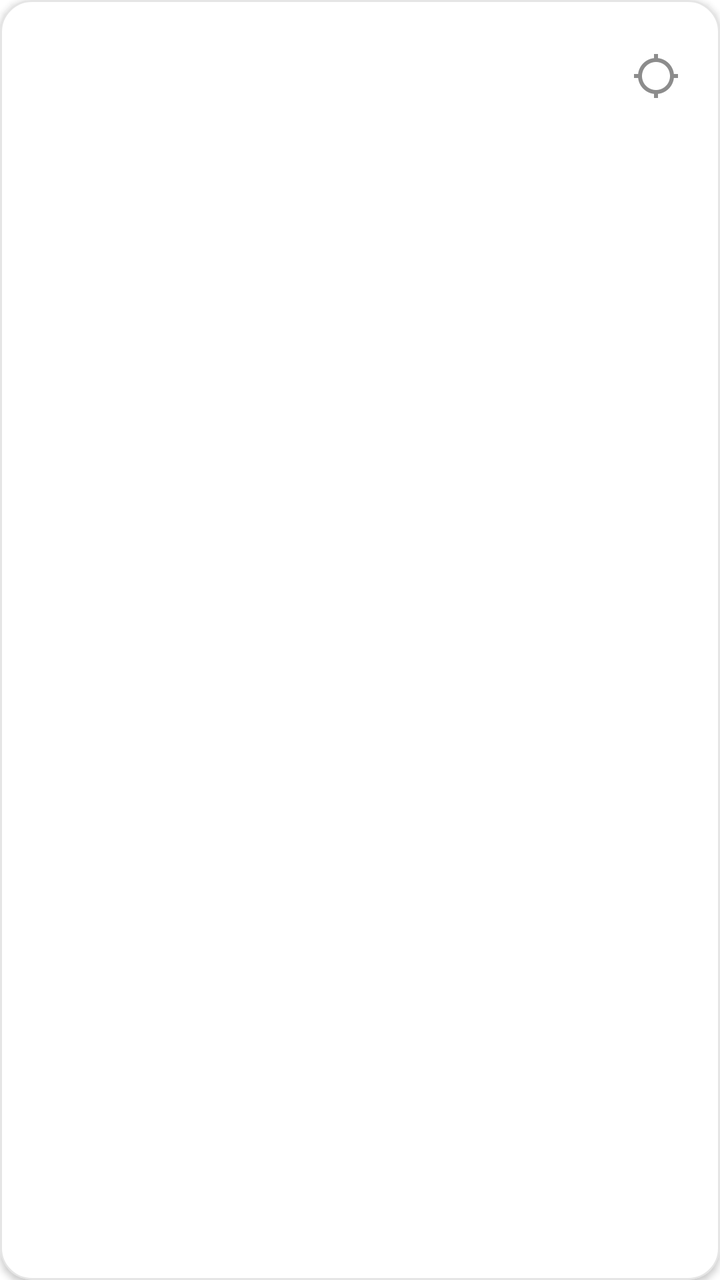
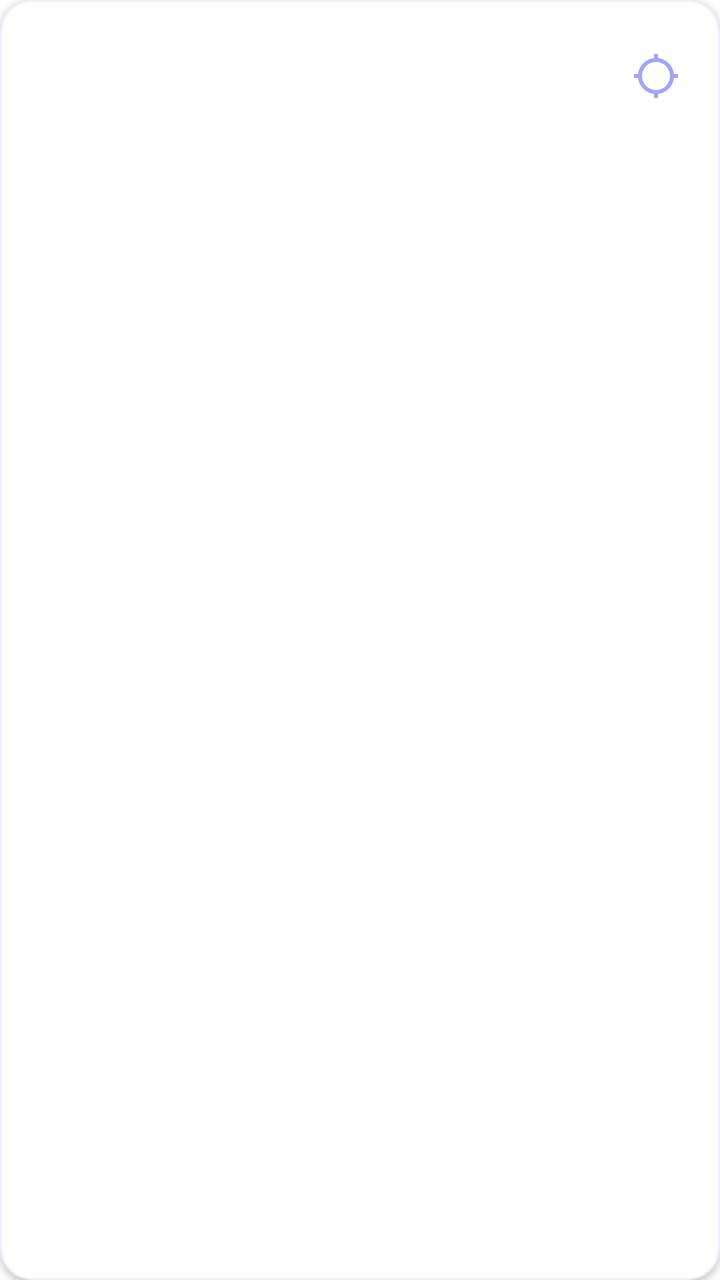

Screens rendered from an Android XML layout before and after an edit, with the pre-edit source and the edit as a unified diff.
<!-- AndroidManifest.xml: application theme Theme.BlackBox -->
<!-- res/layout/item_fake.xml -->
<?xml version="1.0" encoding="utf-8"?>
<com.google.android.material.card.MaterialCardView xmlns:android="http://schemas.android.com/apk/res/android"
    xmlns:app="http://schemas.android.com/apk/res-auto"
    android:layout_width="match_parent"
    android:layout_height="wrap_content"
    android:layout_marginHorizontal="12dp"
    android:layout_marginVertical="6dp"
    android:clickable="true"
    android:focusable="true"
    android:foreground="?attr/selectableItemBackground"
    app:cardCornerRadius="16dp"
    app:cardElevation="2dp"
    app:strokeWidth="1dp"
    app:strokeColor="#1A000000">

    <LinearLayout
        android:layout_width="match_parent"
        android:layout_height="wrap_content"
        android:gravity="center_vertical"
        android:orientation="horizontal"
        android:padding="14dp">

        <FrameLayout
            android:layout_width="wrap_content"
            android:layout_height="wrap_content">

            <ImageView
                android:id="@+id/icon"
                android:layout_width="48dp"
                android:layout_height="48dp"
                android:contentDescription="App Icon" />

            <com.othershe.cornerlabelview.CornerLabelView
                android:id="@+id/cornerLabel"
                android:layout_width="24dp"
                android:layout_height="24dp"
                android:layout_gravity="top|start"
                android:visibility="invisible"
                app:bg_color="@color/primary"
                app:position="left_top"
                app:side_length="22dp"
                app:text="*" />
        </FrameLayout>

        <LinearLayout
            android:layout_width="0dp"
            android:layout_height="wrap_content"
            android:layout_marginStart="14dp"
            android:layout_weight="1"
            android:orientation="vertical">

            <TextView
                android:id="@+id/name"
                android:layout_width="match_parent"
                android:layout_height="wrap_content"
                android:ellipsize="end"
                android:singleLine="true"
                android:textColor="@color/primary_text"
                android:textSize="16sp"
                android:textStyle="bold" />

            <TextView
                android:id="@+id/fakeLocation"
                android:layout_width="match_parent"
                android:layout_height="wrap_content"
                android:layout_marginTop="4dp"
                android:ellipsize="end"
                android:singleLine="true"
                android:textColor="@color/secondary_text"
                android:textSize="13sp" />
        </LinearLayout>

        <ImageView
            android:id="@+id/iv_edit_location"
            android:layout_width="36dp"
            android:layout_height="36dp"
            android:layout_marginStart="8dp"
            android:background="?attr/selectableItemBackgroundBorderless"
            android:padding="6dp"
            android:src="@drawable/ic_location_change"
            app:tint="@color/primary"
            android:contentDescription="Set Fake Location" />

    </LinearLayout>

</com.google.android.material.card.MaterialCardView>
<!-- resources referenced by this layout -->
<resources>
  <color name="primary">#3F3F3F</color>
  <color name="primary_text">#212121</color>
  <color name="secondary_text">#757575</color>
  <!-- drawable ic_location_change (drawable-anydpi) -->
  <vector xmlns:android="http://schemas.android.com/apk/res/android"
      android:width="24dp"
      android:height="24dp"
      android:viewportWidth="24"
      android:viewportHeight="24"
      android:tint="#333333"
      android:alpha="0.6">
    <path
        android:fillColor="@android:color/white"
        android:pathData="M20.94,11c-0.46,-4.17 -3.77,-7.48 -7.94,-7.94V1h-2v2.06C6.83,3.52 3.52,6.83 3.06,11H1v2h2.06c0.46,4.17 3.77,7.48 7.94,7.94V23h2v-2.06c4.17,-0.46 7.48,-3.77 7.94,-7.94H23v-2h-2.06zM12,19c-3.87,0 -7,-3.13 -7,-7s3.13,-7 7,-7 7,3.13 7,7 -3.13,7 -7,7z"/>
  </vector>
  <style name="Theme.BlackBox" parent="Theme.MaterialComponents.Light.NoActionBar">
          
          <item name="colorPrimary">@color/primary</item>
          <item name="colorPrimaryVariant">@color/primary_dark</item>
          <item name="colorOnPrimary">@color/white</item>
          
          <item name="colorSecondary">@color/primary_light</item>
          <item name="colorSecondaryVariant">@color/primary</item>
          <item name="colorOnSecondary">@color/white</item>
          
          <item name="android:statusBarColor" tools:targetApi="l">?attr/colorPrimaryVariant</item>
          
  
          <item name="actionMenuTextColor">@color/primary_text</item>
  
          <item name="android:forceDarkAllowed" tools:targetApi="q">false</item>
      </style>
  <color name="primary_dark">#3F3F3F</color>
  <color name="white">#FFFFFFFF</color>
  <color name="primary_light">#3F3F3F</color>
</resources>

<!-- the commit's change to res/layout/item_fake.xml (unified diff, before → after) -->
@@ -11,7 +11,7 @@
     app:cardCornerRadius="16dp"
     app:cardElevation="2dp"
     app:strokeWidth="1dp"
-    app:strokeColor="#1A000000">
+    app:strokeColor="#1A6366F1">
 
     <LinearLayout
         android:layout_width="match_parent"
<!-- resource entries referenced after the edit -->
@@ -1,15 +1,15 @@
 <!-- resources referenced by this layout -->
 <resources>
-  <color name="primary">#3F3F3F</color>
-  <color name="primary_text">#212121</color>
-  <color name="secondary_text">#757575</color>
+  <color name="primary">#6366F1</color>
+  <color name="primary_text">#0F172A</color>
+  <color name="secondary_text">#64748B</color>
   <!-- drawable ic_location_change (drawable-anydpi) -->
   <vector xmlns:android="http://schemas.android.com/apk/res/android"
       android:width="24dp"
       android:height="24dp"
       android:viewportWidth="24"
       android:viewportHeight="24"
-      android:tint="#333333"
+      android:tint="@color/primary"
       android:alpha="0.6">
     <path
         android:fillColor="@android:color/white"
@@ -21,8 +21,8 @@
           <item name="colorPrimaryVariant">@color/primary_dark</item>
           <item name="colorOnPrimary">@color/white</item>
           
-          <item name="colorSecondary">@color/primary_light</item>
-          <item name="colorSecondaryVariant">@color/primary</item>
+          <item name="colorSecondary">@color/accent</item>
+          <item name="colorSecondaryVariant">@color/cyber_mint</item>
           <item name="colorOnSecondary">@color/white</item>
           
           <item name="android:statusBarColor" tools:targetApi="l">?attr/colorPrimaryVariant</item>
@@ -32,8 +32,9 @@
   
           <item name="android:forceDarkAllowed" tools:targetApi="q">false</item>
       </style>
-  <color name="primary_dark">#3F3F3F</color>
+  <color name="primary_dark">#4F46E5</color>
   <color name="white">#FFFFFFFF</color>
-  <color name="primary_light">#3F3F3F</color>
+  <color name="accent">#10B981</color>
+  <color name="cyber_mint">#10B981</color>
 </resources>
 
